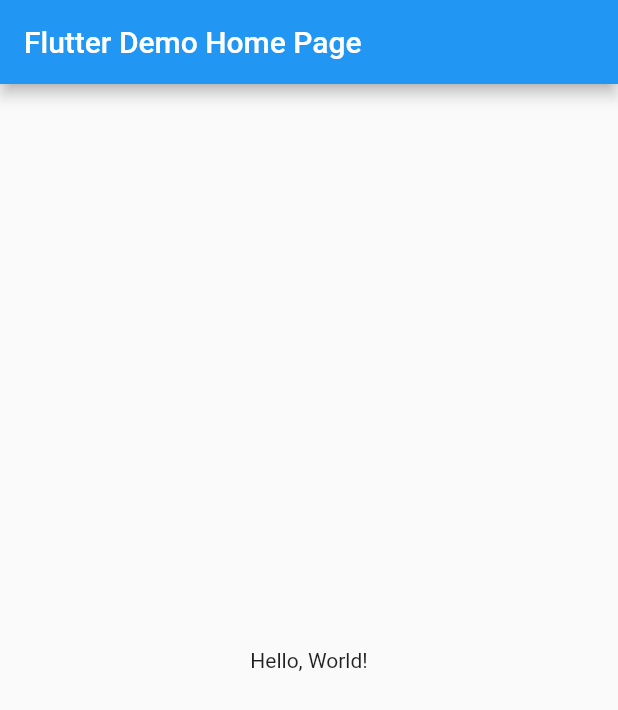
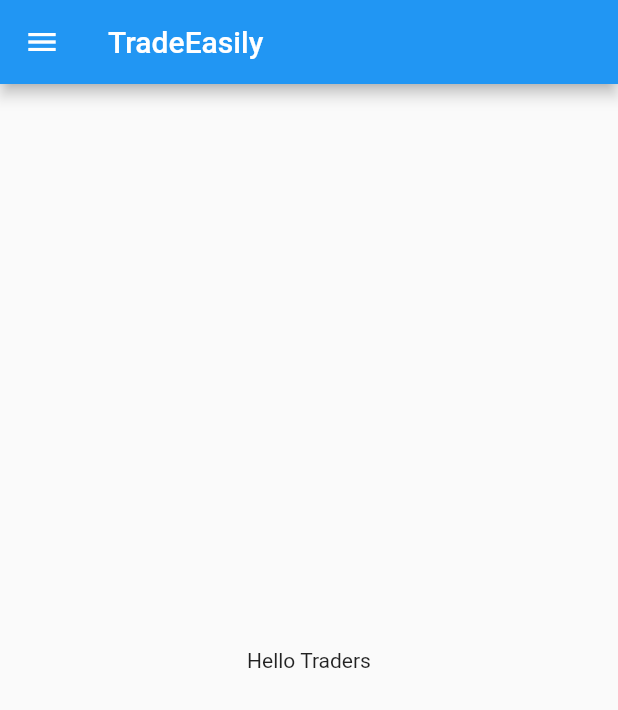
Before and after one commit to GaneshJondhalekar/TradeEasily, a Flutter app: the screen it shows after launch, on a phone screen of 412 x 824 dp. Shown: the top 710 px of the screen. Run offline on Flutter 3.47's test engine with Material 2 defaults, Android fonts, the phone set to English and light mode, and no system bars.

```diff
--- a/lib/main.dart
+++ b/lib/main.dart
@@ -23,17 +23,45 @@ class MyApp extends StatelessWidget {
 class MyHomePage extends StatelessWidget {
   final String title;
   const MyHomePage({Key? key, required this.title}) : super(key: key);
-
   @override
   Widget build(BuildContext context) {
     return Scaffold(
       appBar: AppBar(
-        // The title text which will be shown on the action bar
-        title: Text(title),
+        title: Text('TradeEasily'),
       ),
       body: Center(
-        child: Text(
-          'Hello, World!',
+        child: Text('Hello Traders'),
+      ),
+      drawer: Drawer(
+        child: ListView(
+          children: <Widget>[
+            DrawerHeader(
+              decoration: BoxDecoration(
+                color: Colors.blue,
+              ),
+              child: Text(
+                'Drawer Header',
+                style: TextStyle(
+                  color: Colors.white,
+                  fontSize: 24,
+                ),
+              ),
+            ),
+            ListTile(
+              leading: Icon(Icons.home),
+              title: Text('Home'),
+              onTap: () {
+                Navigator.pop(context);
+              },
+            ),
+            ListTile(
+              leading: Icon(Icons.settings),
+              title: Text('Settings'),
+              onTap: () {
+                Navigator.pop(context);
+              },
+            ),
+          ],
         ),
       ),
     );
```
